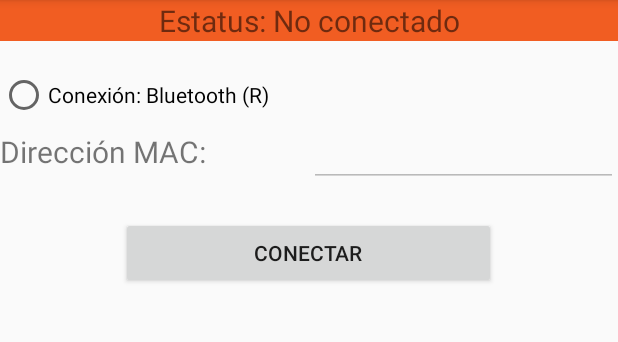
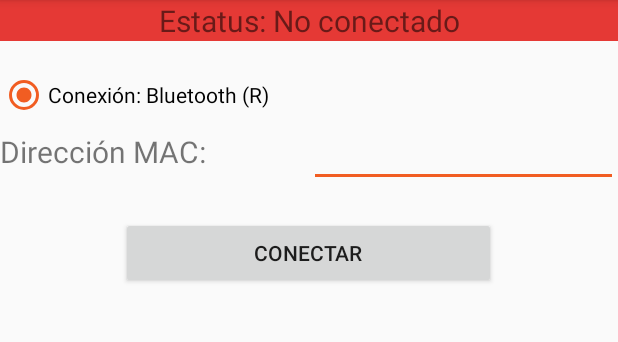
Before and after one commit to adanch22/OperGOBImpresora, an Android app: the Connectivity screen opened directly, with no data from a screen before it, on a phone screen of 412 x 824 dp, the part 84-426 px from its top. Run offline under Robolectric (Android 15) with nearby library versions, the phone set to English and light mode, and no system bars; libraries missing offline, so code that uses them is left out: com.zebra.sdk.

```diff
--- a/app/src/main/java/com/example/opergobimpresora/Connectivity.java
+++ b/app/src/main/java/com/example/opergobimpresora/Connectivity.java
@@ -40,6 +40,12 @@ public class Connectivity extends AppCompatActivity {
 
         statusField = (TextView) this.findViewById(R.id.statusText);
         btRadioButton = (RadioButton) this.findViewById(R.id.bluetoothRadio);
+        btRadioButton.setChecked(true);
+        if (btRadioButton.isChecked() == true) {
+            toggleEditField(macAddress, true);
+        } else {
+            toggleEditField(macAddress, false);
+        }
         testButton = (Button) this.findViewById(R.id.testButton);
         testButton.setOnClickListener(new View.OnClickListener() {
 
@@ -193,7 +199,7 @@ public class Connectivity extends AppCompatActivity {
         try {
             byte[] configLabel = getConfigLabel();//byte[] configLabel = getConfigLabelPrueba();
             printerConnection.write(configLabel);
-            setStatus("Enviando Datos", Color.BLUE);
+            setStatus("Enviando Datos...",  Color.BLUE);
             DemoSleeper.sleep(1500);
             if (printerConnection instanceof BluetoothConnection) {
                 String friendlyName = ((BluetoothConnection) printerConnection).getFriendlyName();
@@ -207,20 +213,6 @@ public class Connectivity extends AppCompatActivity {
         }
     }
 
-    /*
-     * Returns the command for a test label depending on the printer control language
-     * The test label is a box with the word "TEST" inside of it
-     *
-     * _________________________
-     * |                       |
-     * |                       |
-     * |        TEST           |
-     * |                       |
-     * |                       |
-     * |_______________________|
-     *
-     *
-     */
 
     private byte[] getConfigLabel() {
         PrinterLanguage printerLanguage = printer.getPrinterControlLanguage();
@@ -228,7 +220,18 @@ public class Connectivity extends AppCompatActivity {
         byte[] configLabel = null;
         if (printerLanguage == PrinterLanguage.ZPL) {
             //configLabel = "^XA^FO17,16^GB379,371,8^FS^FT65,255^A0N,135,134^FDTEST^FS^XZ".getBytes();
-            configLabel = "^XA^FO17,15^ADN, 11, 12^FD EOS SOLUCIONES^FS^FO17, 60^ADN, 11, 7^FD Prueba  de impresion ^FS^FO17, 120^ADN, 11, 7^BCN, 80, Y, Y, N^FD *1-3-43* ^FS ^FO17, 250^ADN, 11, 7^FD Desarrollador: adan chavez  ^FS ^FO17, 300^ADN, 11, 7^FD Sistema OperGOB ^FS ^FO17, 400^ADN, 11, 7^FD Fin de prueba de impresion^FS ^XZ ".getBytes();
+            String tmpHeader =
+                    "^XA" +
+                    "^PON^PW400^MNN^LL%d^LH0,0" + "\r\n" +
+                    "^FO50,50" + "\r\n" + "^A0,N,70,70" + "\r\n" + "^FD Municipio de Reynosa" + "\r\n" +
+                    "^FO50,130" + "\r\n" + "^A0,N,35,35" + "\r\n" + "^FD Direccion de Inspeccion y vigilancia^FS" + "\r\n" +
+                    "^FO50,180" + "\r\n" + "^A0,N,25,25" + "\r\n" + "^FD Cajero:^FS" + "\r\n" +
+                    "^FO225,180" + "\r\n" + "^A0,N,25,25" + "\r\n" + "^FD OPERGOB^FS" + "\r\n" +
+                    "^FO50,220" + "\r\n" + "^A0,N,25,25" + "\r\n" + "^FDADAN CHAVEZ OLIVERA^FS" + "\r\n" +
+                   // "^FO225,220" + "\r\n" + "^A0,N,25,25" + "\r\n" + "^FD%s^FS" + "\r\n" +
+                    "^FO50,300" + "\r\n" + "^GB350,5,5,B,0^FS"  + "^XZ";
+            configLabel = tmpHeader.getBytes();
+            //configLabel = "^XA^FO17,15^ADN, 11, 12^FD EOS SOLUCIONES^FS^FO17, 60^ADN, 11, 7^FD Prueba  de impresion ^FS^FO17, 120^ADN, 11, 7^BCN, 80, Y, Y, N^FD *1-3-43* ^FS ^FO17, 250^ADN, 11, 7^FD Desarrollador: adan chavez  ^FS ^FO17, 300^ADN, 11, 7^FD Sistema OperGOB ^FS ^FO17, 400^ADN, 11, 7^FD Fin de prueba de impresion^FS ^XZ ".getBytes();
         } else if (printerLanguage == PrinterLanguage.CPCL) {
             String cpclConfigLabel = "! 0 200 200 406 1\r\n" + "ON-FEED IGNORE\r\n" + "BOX 20 20 380 380 8\r\n" + "T 0 6 137 177 TEST\r\n" + "PRINT\r\n";
             configLabel = cpclConfigLabel.getBytes();
--- a/app/src/main/java/com/example/opergobimpresora/MainActivity.java
+++ b/app/src/main/java/com/example/opergobimpresora/MainActivity.java
@@ -36,7 +36,7 @@ public class MainActivity extends AppCompatActivity {
         fab.setOnClickListener(new View.OnClickListener() {
             @Override
             public void onClick(View view) {
-                Snackbar.make(view, "Replace with your own action", Snackbar.LENGTH_LONG)
+                Snackbar.make(view, "OperGOB Impresora 05.01.001", Snackbar.LENGTH_LONG)
                         .setAction("Action", null).show();
             }
         });
--- a/app/src/main/res/values/colors.xml
+++ b/app/src/main/res/values/colors.xml
@@ -3,5 +3,6 @@
     <color name="colorPrimary">#F15D22</color>
     <color name="colorPrimaryDark">#DB5220</color>
     <color name="colorAccent">#F15D22</color>
-    <color name="colorRed">#F15D22</color>
+    <color name="colorRed">#E53935</color>
+
 </resources>
```
